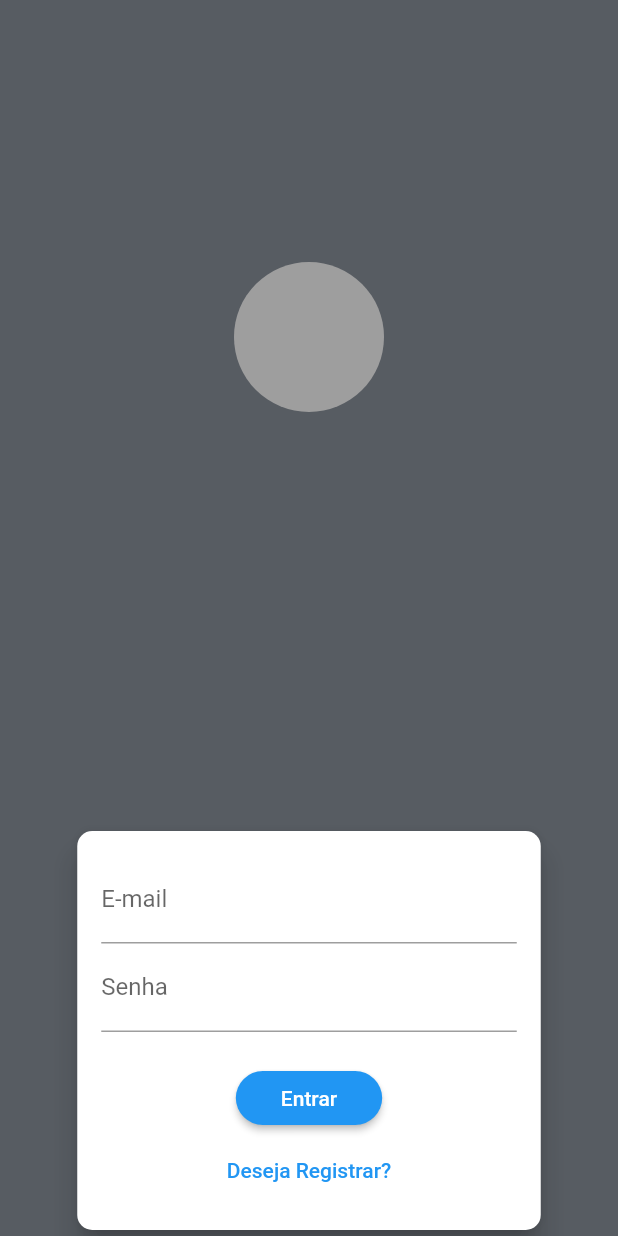
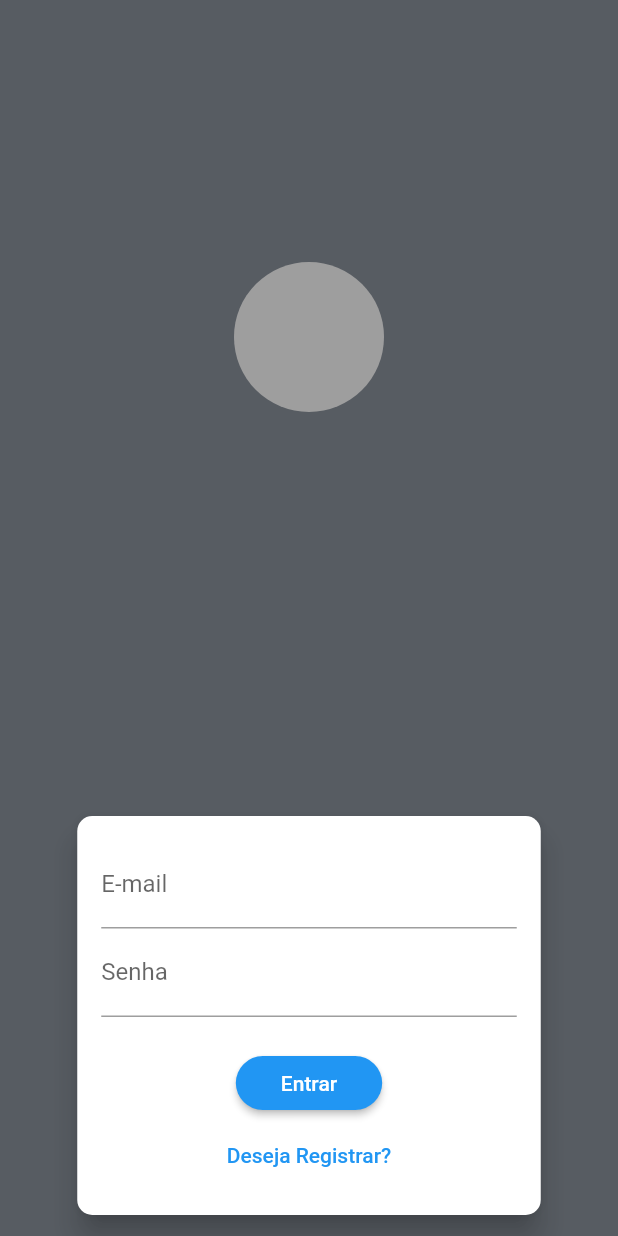
Before and after one commit to Andreibono/tcc_front, a Flutter app: the screen it shows after launch, on a phone screen of 412 x 824 dp. Run offline on Flutter 3.47's test engine with Material 2 defaults, Android fonts, the phone set to English and light mode, and no system bars.

Commit message:
add padding e refatorando

```diff
--- a/lib/screens/login_screen.dart
+++ b/lib/screens/login_screen.dart
@@ -6,15 +6,13 @@ class LoginScreen extends StatelessWidget {
   @override
   Widget build(BuildContext context) {
     return Scaffold(
-      body: Container(
-        child: Row(
+      body: Row(
         mainAxisAlignment: MainAxisAlignment.center,
         children: [
           Column(
             children: [
               Expanded(
                 flex: 1,
-                  child: Container(
                 child: Column (
                   mainAxisAlignment: MainAxisAlignment.end,
                   children: [
@@ -27,11 +25,11 @@ class LoginScreen extends StatelessWidget {
                   ],
                 ),
               ),
-                ),
-                Expanded(
+              const Expanded(
                 flex: 2,
-                  child: Container(
-                    child: Column (
+                child:  Padding(
+                  padding:  EdgeInsets.only(bottom: 10),
+                  child:  Column (
                     mainAxisAlignment: MainAxisAlignment.end,
                     children: [
                       AuthForm()
@@ -42,7 +40,6 @@ class LoginScreen extends StatelessWidget {
             ],
           ),
         ],
-        ),
       )
     );
   }
```
Lines whose indentation alone changed are shown as unchanged.
